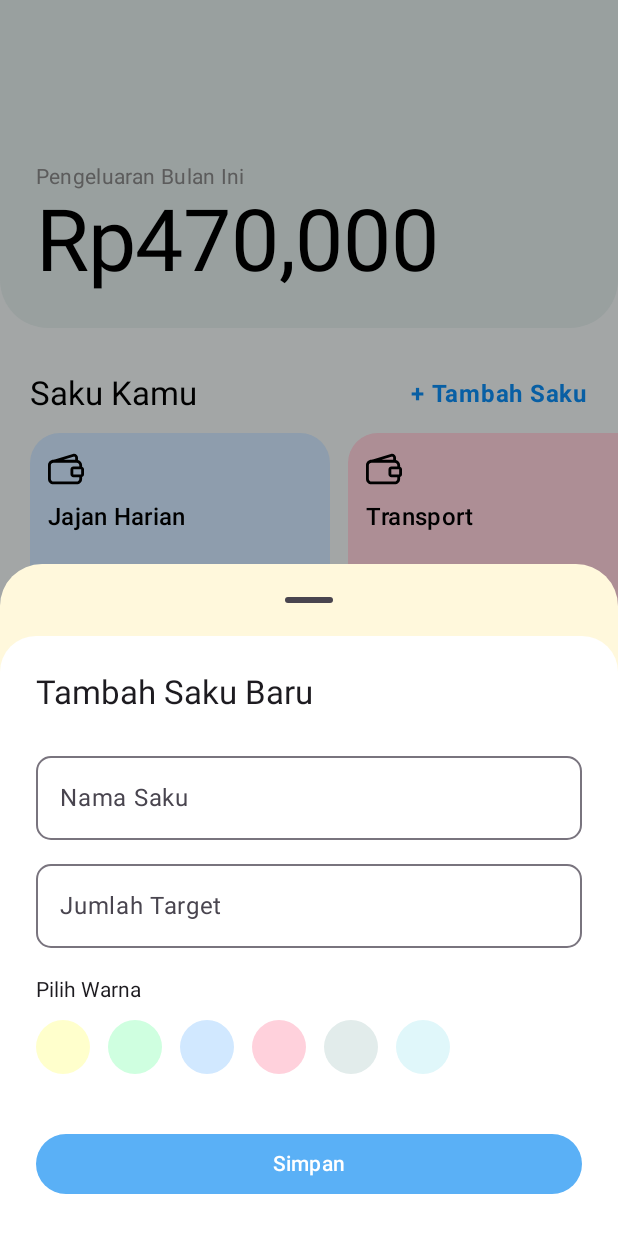
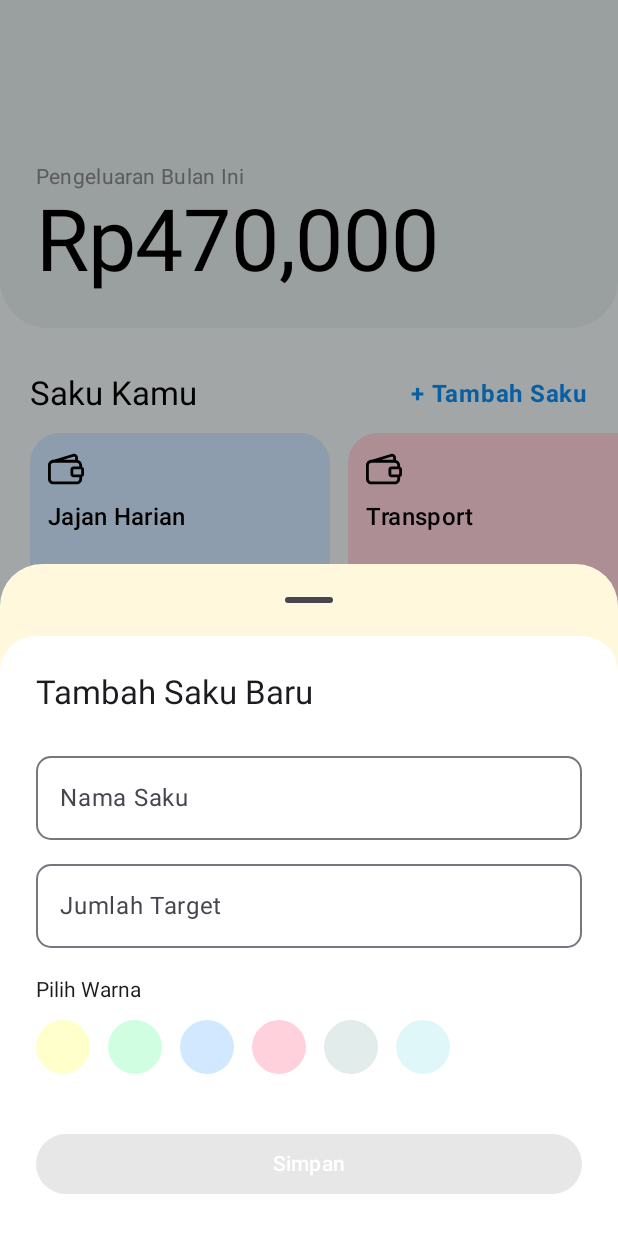
Before and after one commit to akimabs/artha, an Android app built with Jetpack Compose: the screen it shows after launch (MainActivity), after a tap on "+ Tambah Saku", on a phone screen of 412 x 824 dp. Shown: the top 1233 px of the screen. Run offline under Robolectric (Android 15) with nearby library versions, the phone set to English and light mode, and no system bars.

```diff
--- a/app/src/main/java/com/example/artha/ui/screen/AddPocketBottomSheet.kt
+++ b/app/src/main/java/com/example/artha/ui/screen/AddPocketBottomSheet.kt
@@ -4,13 +4,16 @@ package com.example.artha.ui.screen
 import androidx.compose.foundation.background
 import androidx.compose.foundation.border
 import androidx.compose.foundation.clickable
+import androidx.compose.foundation.interaction.MutableInteractionSource
 import androidx.compose.foundation.layout.*
 import androidx.compose.foundation.shape.CircleShape
 import androidx.compose.foundation.shape.RoundedCornerShape
 import androidx.compose.foundation.text.KeyboardOptions
+import androidx.compose.material.ripple.rememberRipple
 import androidx.compose.material3.*
 import androidx.compose.runtime.*
 import androidx.compose.ui.Modifier
+import androidx.compose.ui.draw.clip
 import androidx.compose.ui.graphics.Color
 import androidx.compose.ui.text.input.TextFieldValue
 import androidx.compose.ui.unit.dp
@@ -27,6 +30,7 @@ fun AddPocketBottomSheet(
 ) {
     var title by remember { mutableStateOf(TextFieldValue("")) }
     var target by remember { mutableStateOf(TextFieldValue("")) }
+    val isFormValid = title.text.isNotBlank() && target.text.contains(Regex("\\d"))
 
     Surface(
         shape = RoundedCornerShape(topStart = 24.dp, topEnd = 24.dp),
@@ -84,15 +88,26 @@ fun AddPocketBottomSheet(
                     Box(
                         modifier = Modifier
                             .size(36.dp)
-                            .background(color, shape = CircleShape)
-                            .border(2.dp, if (selectedColor == color) Color(0xFF5AB0F6) else Color.Transparent, CircleShape)
-                            .clickable { onColorChange(color) }
+                            .clip(CircleShape)
+                            .background(color)
+                            .border(
+                                2.dp,
+                                if (selectedColor == color) Color(0xFF5AB0F6) else Color.Transparent,
+                                CircleShape
+                            )
+                            .clickable(
+                                indication = rememberRipple(bounded = true, radius = 20.dp),
+                                interactionSource = remember { MutableInteractionSource() }
+                            ) {
+                                onColorChange(color)
+                            }
                     )
                 }
             }
 
             Spacer(modifier = Modifier.height(24.dp))
             Button(
+                enabled = isFormValid,
                 onClick = {
                     val pocket = PocketData(
                         title = title.text,
```
